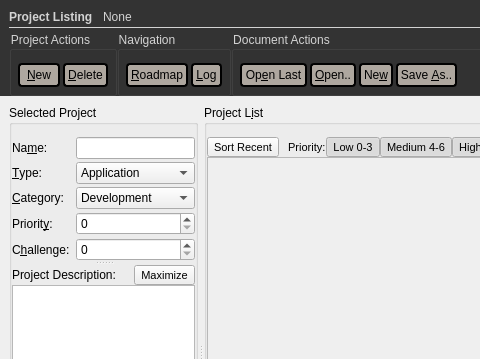
Qt form forms/project2.ui (skriticos/nelia1) before a commit; both pictures show x 0 to 480 and y 0 to 359 of the 800 by 600 pixel window.
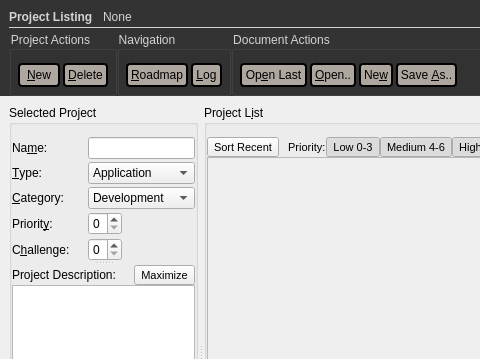
The same form after that commit.

What changed in the file:
```diff
--- a/forms/project2.ui
+++ b/forms/project2.ui
@@ -506,7 +506,7 @@
                  <bool>true</bool>
                 </property>
                 <property name="sizePolicy">
-                 <sizepolicy hsizetype="Preferred" vsizetype="Fixed">
+                 <sizepolicy hsizetype="Maximum" vsizetype="Fixed">
                   <horstretch>0</horstretch>
                   <verstretch>0</verstretch>
                  </sizepolicy>
@@ -667,7 +667,7 @@
                  <bool>true</bool>
                 </property>
                 <property name="sizePolicy">
-                 <sizepolicy hsizetype="Preferred" vsizetype="Fixed">
+                 <sizepolicy hsizetype="Maximum" vsizetype="Fixed">
                   <horstretch>0</horstretch>
                   <verstretch>0</verstretch>
                  </sizepolicy>
```
